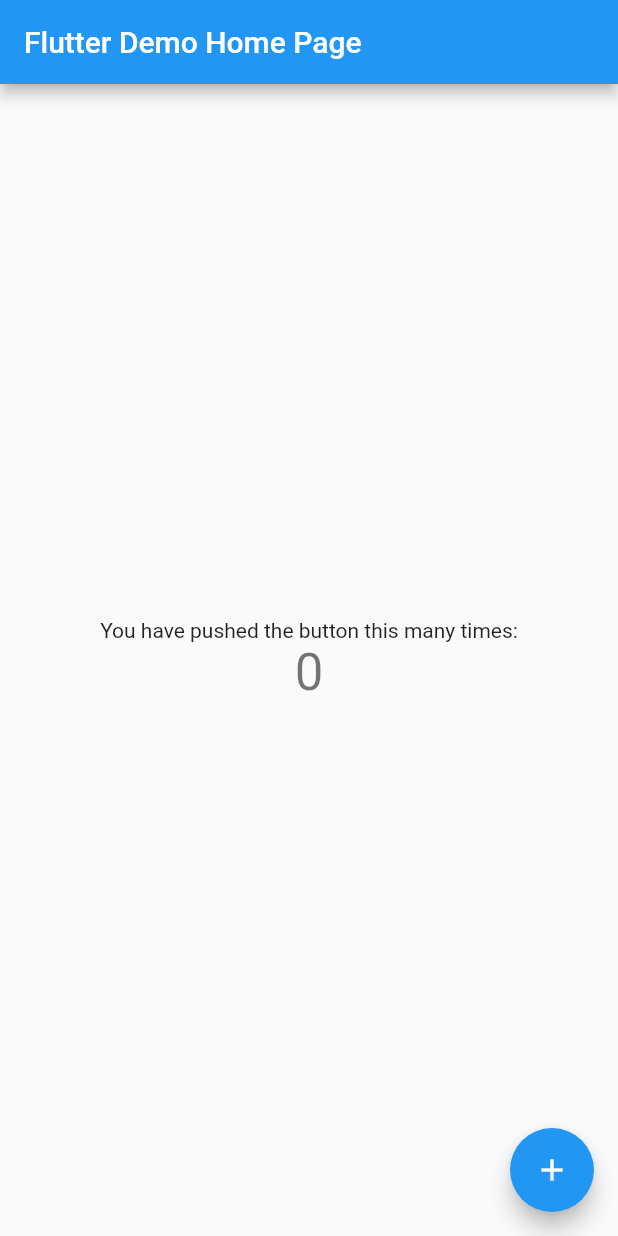
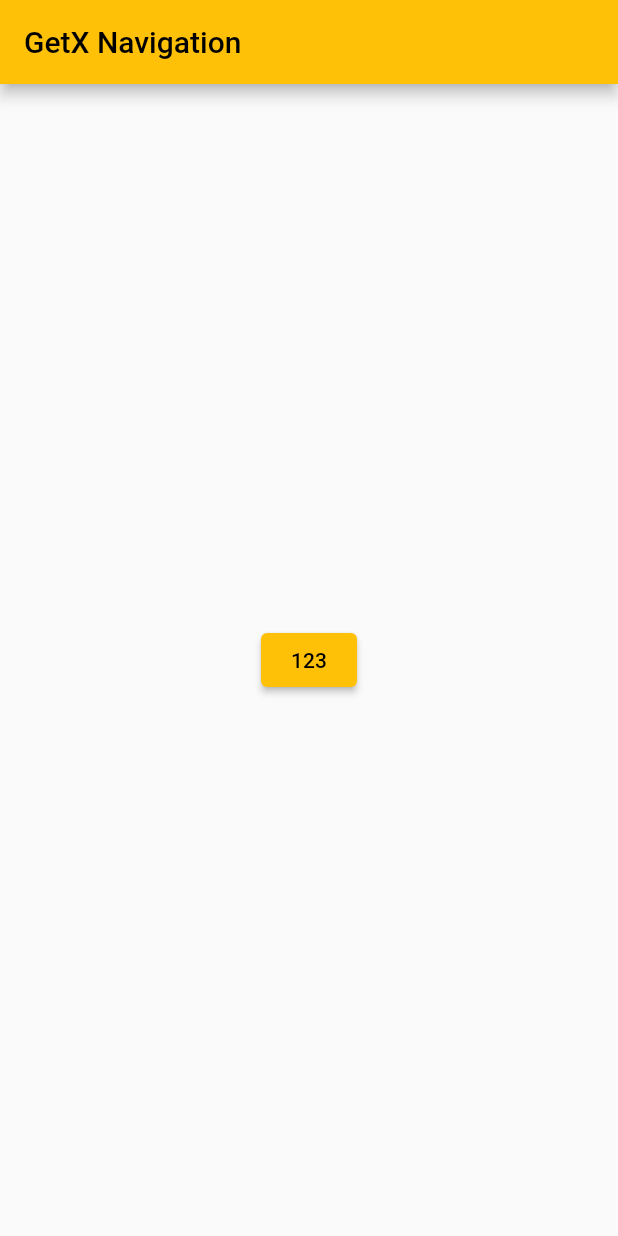
Before and after one commit to y-yushu/flutter_demo, a Flutter app: the screen it shows after launch, on a phone screen of 412 x 824 dp. Run offline on Flutter 3.47's test engine with Material 2 defaults, Android fonts, the phone set to English and light mode, and no system bars; our stand-ins replace get, sqflite; accounts and stored records are empty.

Commit message:
引用getX

```diff
--- /dev/null
+++ b/lib/data/index.dart
@@ -0,0 +1,3 @@
+import 'package:sqflite/sqflite.dart';
+
+// class
--- a/lib/main.dart
+++ b/lib/main.dart
@@ -1,4 +1,7 @@
 import 'package:flutter/material.dart';
+import 'package:get/get.dart';
+import 'package:flutter_demo/res/lang/index.dart'; // 国际化
+import 'package:flutter_demo/router/app_pages.dart';
 
 void main() {
   runApp(const MyApp());
@@ -6,110 +9,25 @@
 
 class MyApp extends StatelessWidget {
   const MyApp({Key? key}) : super(key: key);
-
-  // This widget is the root of your application.
   @override
   Widget build(BuildContext context) {
-    return MaterialApp(
+    return GetMaterialApp(
       title: 'Flutter Demo',
+      // 主题
       theme: ThemeData(
-        // This is the theme of your application.
-        //
-        // Try running your application with "flutter run". You'll see the
-        // application has a blue toolbar. Then, without quitting the app, try
-        // changing the primarySwatch below to Colors.green and then invoke
-        // "hot reload" (press "r" in the console where you ran "flutter run",
-        // or simply save your changes to "hot reload" in a Flutter IDE).
-        // Notice that the counter didn't reset back to zero; the application
-        // is not restarted.
-        primarySwatch: Colors.blue,
+        primarySwatch: Colors.amber,
       ),
-      home: const MyHomePage(title: 'Flutter Demo Home Page'),
+      translations: Messages(),
+      locale: Messages.locale, // 设置默认语言
+      fallbackLocale: Messages.fallbackLocale, // 错误配置时使用语言
+      getPages: AppPages.routes,
+      initialBinding: InitBinding(),
+      initialRoute: AppRoutes.HOME,
     );
   }
 }
 
-class MyHomePage extends StatefulWidget {
-  const MyHomePage({Key? key, required this.title}) : super(key: key);
-
-  // This widget is the home page of your application. It is stateful, meaning
-  // that it has a State object (defined below) that contains fields that affect
-  // how it looks.
-
-  // This class is the configuration for the state. It holds the values (in this
-  // case the title) provided by the parent (in this case the App widget) and
-  // used by the build method of the State. Fields in a Widget subclass are
-  // always marked "final".
-
-  final String title;
-
+class InitBinding extends Bindings {
   @override
-  State<MyHomePage> createState() => _MyHomePageState();
+  void dependencies() {}
 }
-
-class _MyHomePageState extends State<MyHomePage> {
-  int _counter = 0;
-
-  void _incrementCounter() {
-    setState(() {
-      // This call to setState tells the Flutter framework that something has
-      // changed in this State, which causes it to rerun the build method below
-      // so that the display can reflect the updated values. If we changed
-      // _counter without calling setState(), then the build method would not be
-      // called again, and so nothing would appear to happen.
-      _counter++;
-    });
-  }
-
-  @override
-  Widget build(BuildContext context) {
-    // This method is rerun every time setState is called, for instance as done
-    // by the _incrementCounter method above.
-    //
-    // The Flutter framework has been optimized to make rerunning build methods
-    // fast, so that you can just rebuild anything that needs updating rather
-    // than having to individually change instances of widgets.
-    return Scaffold(
-      appBar: AppBar(
-        // Here we take the value from the MyHomePage object that was created by
-        // the App.build method, and use it to set our appbar title.
-        title: Text(widget.title),
-      ),
-      body: Center(
-        // Center is a layout widget. It takes a single child and positions it
-        // in the middle of the parent.
-        child: Column(
-          // Column is also a layout widget. It takes a list of children and
-          // arranges them vertically. By default, it sizes itself to fit its
-          // children horizontally, and tries to be as tall as its parent.
-          //
-          // Invoke "debug painting" (press "p" in the console, choose the
-          // "Toggle Debug Paint" action from the Flutter Inspector in Android
-          // Studio, or the "Toggle Debug Paint" command in Visual Studio Code)
-          // to see the wireframe for each widget.
-          //
-          // Column has various properties to control how it sizes itself and
-          // how it positions its children. Here we use mainAxisAlignment to
-          // center the children vertically; the main axis here is the vertical
-          // axis because Columns are vertical (the cross axis would be
-          // horizontal).
-          mainAxisAlignment: MainAxisAlignment.center,
-          children: <Widget>[
-            const Text(
-              'You have pushed the button this many times:',
-            ),
-            Text(
-              '$_counter',
-              style: Theme.of(context).textTheme.headline4,
-            ),
-          ],
-        ),
-      ),
-      floatingActionButton: FloatingActionButton(
-        onPressed: _incrementCounter,
-        tooltip: 'Increment',
-        child: const Icon(Icons.add),
-      ), // This trailing comma makes auto-formatting nicer for build methods.
-    );
-  }
-}
--- /dev/null
+++ b/lib/pages/home/home_binding.dart
@@ -0,0 +1,10 @@
+import 'package:get/get.dart';
+
+import 'home_logic.dart';
+
+class HomeBinding extends Bindings {
+  @override
+  void dependencies() {
+    Get.lazyPut(() => HomeLogic());
+  }
+}
--- /dev/null
+++ b/lib/pages/home/home_logic.dart
@@ -0,0 +1,3 @@
+import 'package:get/get.dart';
+
+class HomeLogic extends GetxController {}
--- /dev/null
+++ b/lib/pages/home/home_view.dart
@@ -0,0 +1,27 @@
+import 'package:flutter/material.dart';
+import 'package:get/get.dart';
+
+class HomePage extends StatelessWidget {
+  const HomePage({Key? key}) : super(key: key);
+
+  @override
+  Widget build(BuildContext context) {
+    return Scaffold(
+      appBar: AppBar(
+        title: const Text("GetX Navigation"),
+      ),
+      body: Center(
+        child: Column(
+          mainAxisAlignment: MainAxisAlignment.center,
+          crossAxisAlignment: CrossAxisAlignment.center,
+          children: [
+            ElevatedButton(
+              onPressed: () {},
+              child: const Text('123'),
+            ),
+          ],
+        ),
+      ),
+    );
+  }
+}
--- /dev/null
+++ b/lib/res/lang/en_US.dart
@@ -0,0 +1,3 @@
+const Map<String, String> en_US = {
+  'hello': 'hello',
+};
--- /dev/null
+++ b/lib/res/lang/index.dart
@@ -0,0 +1,21 @@
+import 'dart:ui';
+import 'package:get/get.dart';
+import 'package:flutter_demo/res/lang/zh_CN.dart';
+import 'package:flutter_demo/res/lang/en_US.dart';
+
+class Messages extends Translations {
+  // 系统语言
+  static Locale? get locale => Get.deviceLocale;
+  // 无系统语言时默认语言
+  static const fallbackLocale = Locale('zh', 'CN');
+
+  @override
+  Map<String, Map<String, String>> get keys => {
+        'zh_CN': zh_CN,
+        'en_US': en_US,
+      };
+}
+
+class StrRes {
+  static get hello => 'hello'.tr;
+}
--- /dev/null
+++ b/lib/res/lang/zh_CN.dart
@@ -0,0 +1,4 @@
+const Map<String, String> zh_CN = {
+  'hello': '你好',
+  'hello2': '你好2',
+};
--- /dev/null
+++ b/lib/router/app_pages.dart
@@ -0,0 +1,16 @@
+import 'package:get/get.dart';
+import 'package:flutter_demo/pages/home/home_binding.dart';
+import 'package:flutter_demo/pages/home/home_view.dart';
+// import 'package:flutter_demo/pages/test/test_view.dart';
+
+part 'app_routes.dart';
+
+class AppPages {
+  static final routes = <GetPage>[
+    GetPage(
+      name: AppRoutes.HOME,
+      page: () => const HomePage(),
+      binding: HomeBinding(),
+    ),
+  ];
+}
--- /dev/null
+++ b/lib/router/app_routes.dart
@@ -0,0 +1,10 @@
+part of 'app_pages.dart';
+
+abstract class AppRoutes {
+  static const HOME = '/home';
+  static const TEST = '/test';
+}
+
+extension RoutesExtension on String {
+  String toRoute() => '/${toLowerCase()}';
+}
--- a/pubspec.yaml
+++ b/pubspec.yaml
@@ -35,6 +35,7 @@
   # Use with the CupertinoIcons class for iOS style icons.
   cupertino_icons: ^1.0.2
   get: ^4.6.5
+  sqflite: ^2.0.3+1
 
 dev_dependencies:
   flutter_test:
```
Also changed, not shown: pubspec.lock, 1 other file.
